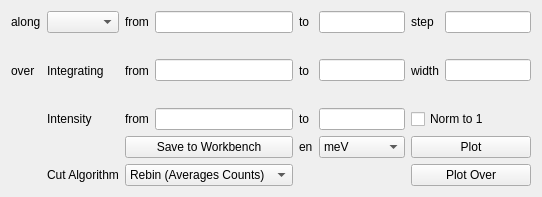
First picture: the form in src/mslice/widgets/cut/cut.ui, repository mantidproject/mslice, before the edit.
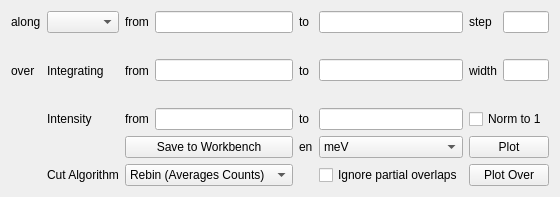
Second picture: the form after the edit.

Commit message: Add IgnorePartialOverlaps option to the view

Diff of the .ui file:
```diff
--- a/src/mslice/widgets/cut/cut.ui
+++ b/src/mslice/widgets/cut/cut.ui
@@ -214,6 +214,13 @@
        </property>
       </widget>
      </item>
+     <item row="4" column="5">
+      <widget class="QCheckBox" name="rdoIgnorePartialOverlaps">
+       <property name="text">
+        <string>Ignore partial overlaps</string>
+       </property>
+      </widget>
+     </item>
     </layout>
    </item>
   </layout>
```
The commit also changes 2 other files.
